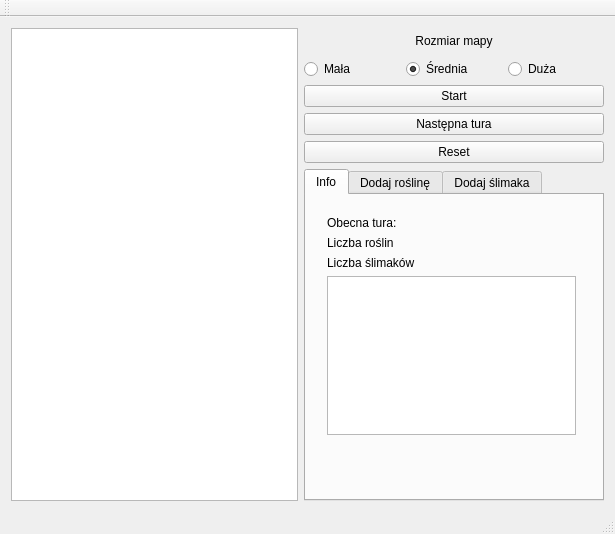
First picture: the form in mainwindow.ui, repository KarolStachurka/PJC, before the edit.
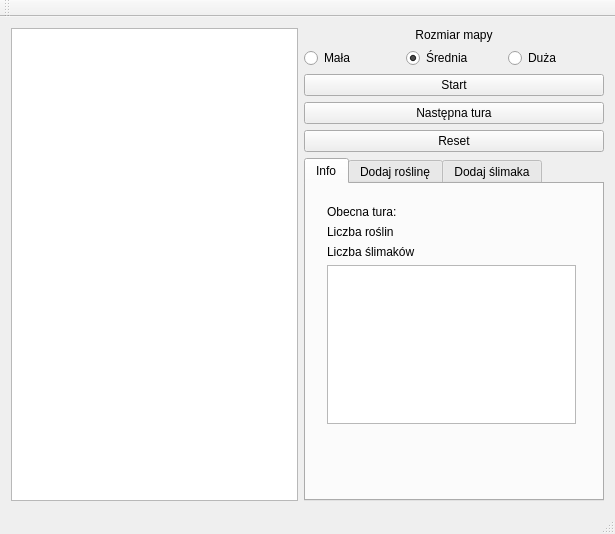
Second picture: the form after the edit. The open tabs and pages were chosen to show the change.

Commit message: improvement of resizing options

Patch:
```diff
--- a/mainwindow.ui
+++ b/mainwindow.ui
@@ -136,7 +136,7 @@
         <item>
          <widget class="QTabWidget" name="tabWidget">
           <property name="sizePolicy">
-           <sizepolicy hsizetype="Minimum" vsizetype="Minimum">
+           <sizepolicy hsizetype="Minimum" vsizetype="Expanding">
             <horstretch>0</horstretch>
             <verstretch>0</verstretch>
            </sizepolicy>
@@ -144,7 +144,13 @@
           <property name="minimumSize">
            <size>
             <width>300</width>
-            <height>300</height>
+            <height>250</height>
+           </size>
+          </property>
+          <property name="maximumSize">
+           <size>
+            <width>300</width>
+            <height>40000</height>
            </size>
           </property>
           <property name="baseSize">
@@ -153,6 +159,9 @@
             <height>300</height>
            </size>
           </property>
+          <property name="layoutDirection">
+           <enum>Qt::LeftToRight</enum>
+          </property>
           <property name="currentIndex">
            <number>2</number>
           </property>
```
Left out of the diff: 5 changed lines with no effect on the pictures.
